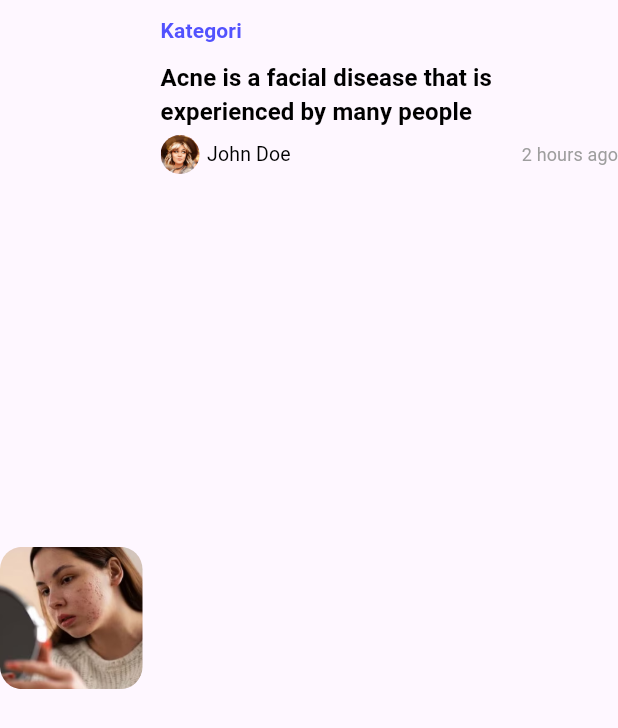
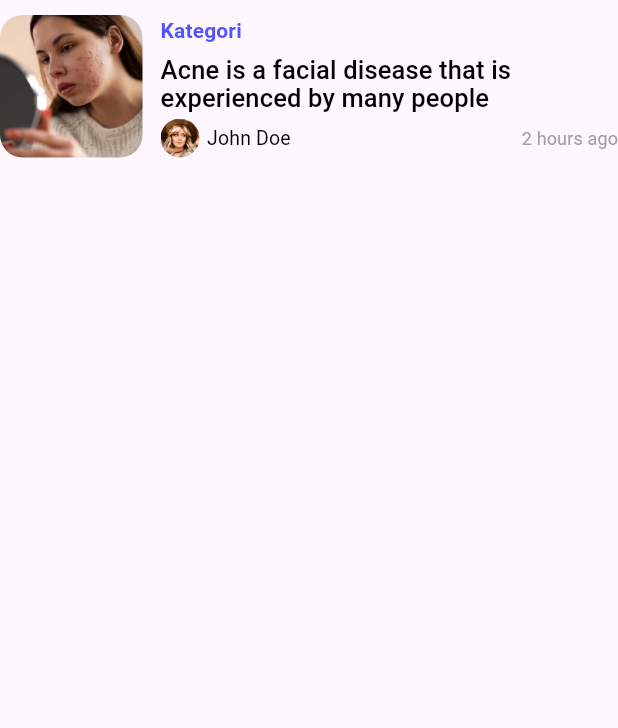
Before and after one commit to NocturnalTeamTI-3G/frontend_mobile_tugasbesar, a Flutter app: the CustomCard widget shown alone on an empty page, opened directly with sample values from the repository, on a phone screen of 412 x 824 dp. Shown: the top 728 px of the screen. Run offline on Flutter 3.47's test engine with Material 3 defaults, Android fonts, the phone set to English and light mode, and no system bars; our stand-ins replace animated_splash_screen, camera, carousel_slider, flutter_svg, get, google_fonts and 2 more.

Commit message:
fix design in news page

```diff
--- a/lib/views/news/widgets/custom_card.dart
+++ b/lib/views/news/widgets/custom_card.dart
@@ -37,6 +37,7 @@ class CustomCard extends StatelessWidget {
             ),
             Expanded(
               child: Container(
+                height: 95,
                 margin: const EdgeInsets.only(left: 12),
                 child: Column(
                   crossAxisAlignment: CrossAxisAlignment.start,
@@ -49,18 +50,19 @@ class CustomCard extends StatelessWidget {
                         fontWeight: FontWeight.w600,
                       ),
                     ),
-                    const SizedBox(height: 10),
+                    const Spacer(flex: 2,),
                     Text(
                       artikel.title,
                       overflow: TextOverflow.ellipsis,
                       maxLines: 2,
                       style: const TextStyle(
                         color: Colors.black,
-                        fontSize: 16,
-                        fontWeight: FontWeight.w600,
+                        fontSize: 17,
+                        fontWeight: FontWeight.w500,
+                        height: 1.1,
                       ),
                     ),
-                    const SizedBox(height: 4),
+                    const Spacer(flex: 1,),
                     Row(
                       mainAxisAlignment: MainAxisAlignment.spaceBetween,
                       children: [
```
Also changed, not shown: lib/views/history/widgets/custom_appbar_with_tabbar.dart (+12 -1 lines), lib/views/news/pages/news_list_page.dart (+6 -2 lines), lib/views/news/pages/news_page.dart (+6 -6 lines).
